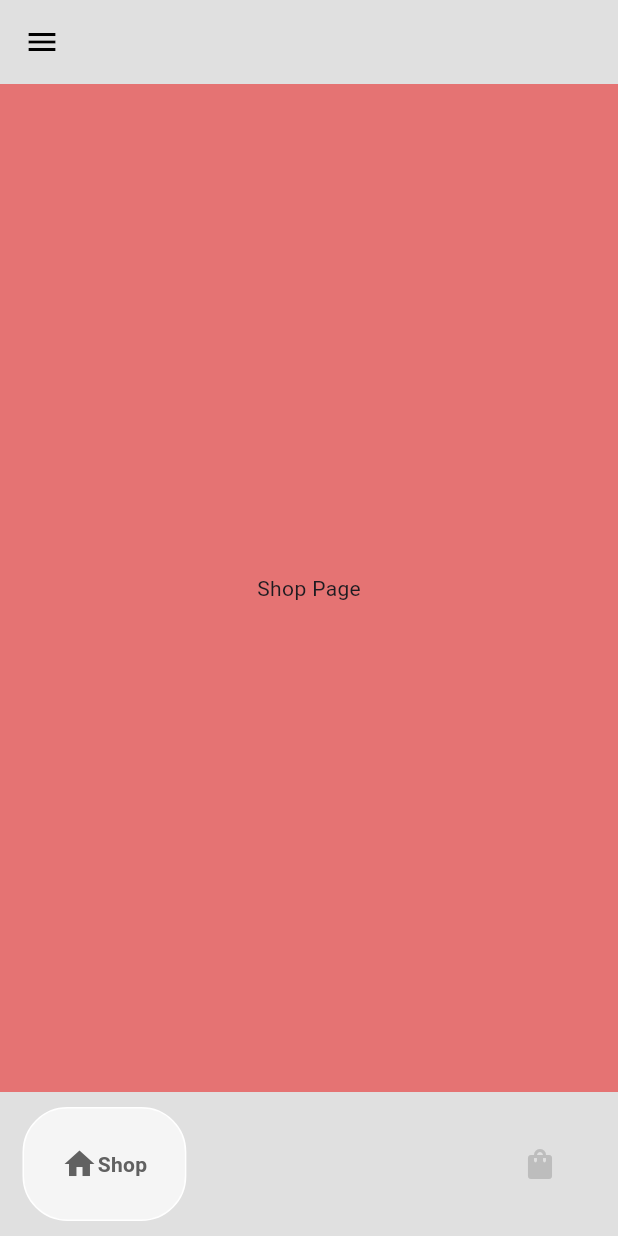
After one commit to ANTOINE1128/Shoes-Commerce, a Flutter app: the screen it shows after launch, after a tap on "Shop Now", on a phone screen of 412 x 824 dp. The commit adds this screen. Run offline on Flutter 3.47's test engine with Material 3 defaults, Android fonts, the phone set to English and light mode, and no system bars; drawn by our look-alikes of google_nav_bar.

Commit message:
Create intro page And the Menu bar

```diff
--- /dev/null
+++ b/lib/components/bottom_nav_bar.dart
@@ -0,0 +1,28 @@
+import 'package:flutter/material.dart';
+import 'package:google_nav_bar/google_nav_bar.dart';
+
+class MyBottomNavBar extends StatelessWidget {
+  final void Function(int) onTabChange;
+
+  MyBottomNavBar({super.key, required this.onTabChange});
+
+  @override
+  Widget build(BuildContext context) {
+    return Padding(
+      padding: const EdgeInsets.symmetric(horizontal: 15.0, vertical: 10.0), // Adjusted padding
+      child: GNav(
+        color: Colors.grey[400],
+        activeColor: Colors.grey.shade700,
+        tabActiveBorder: Border.all(color: Colors.white),
+        tabBackgroundColor: Colors.grey.shade100,
+        mainAxisAlignment: MainAxisAlignment.spaceBetween, // Adjusted alignment
+        tabBorderRadius: 30,
+        onTabChange: (value) => onTabChange(value),
+        tabs: const [
+          GButton(icon: Icons.home, text: 'Shop'),
+          GButton(icon: Icons.shopping_bag_rounded, text: 'Cart'),
+        ],
+      ),
+    );
+  }
+}
--- /dev/null
+++ b/lib/pages/cart_page.dart
@@ -0,0 +1,20 @@
+import 'package:flutter/material.dart';
+
+class CartPage extends StatefulWidget {
+  const CartPage({super.key});
+
+  @override
+  State<CartPage> createState() => _CartPageState();
+}
+
+class _CartPageState extends State<CartPage> {
+  @override
+  Widget build(BuildContext context) {
+    return Scaffold(
+      backgroundColor: Colors.blue[300],
+      body: const Center(
+        child: Text('Cart Page'),
+      ),
+    );
+  }
+}
--- /dev/null
+++ b/lib/pages/home_page.dart
@@ -0,0 +1,129 @@
+import 'package:flutter/material.dart';
+import 'package:shoes_commerce/components/bottom_nav_bar.dart';
+import 'package:shoes_commerce/pages/cart_page.dart';
+import 'package:shoes_commerce/pages/shop_page.dart';
+
+class HomePage extends StatefulWidget {
+  const HomePage({super.key});
+
+  @override
+  State<HomePage> createState() => _HomePageState();
+}
+
+class _HomePageState extends State<HomePage> {
+  // selected index to control the bottom nav bar
+  int _selectedIndex = 0;
+
+  // this method will update the selected index
+  // when the users taps on the bottom bar
+  void navigateBottomBar(int index) {
+    setState(() {
+      _selectedIndex = index;
+    });
+  }
+
+  // pages to navigate between
+  final List<Widget> _pages = [
+    // shop page
+    const ShopPage(),
+    // cart page
+    const CartPage(),
+  ];
+
+  @override
+  Widget build(BuildContext context) {
+    return Scaffold(
+      backgroundColor: Colors.grey[300],
+      bottomNavigationBar: MyBottomNavBar(
+        onTabChange: (index) => navigateBottomBar(index),
+      ),
+      appBar: AppBar(
+        backgroundColor: Colors.transparent,
+        elevation: 0,
+        leading: Builder(builder: (context) {
+          return IconButton(
+            icon: const Icon(
+              Icons.menu,
+              color: Colors.black,
+            ),
+            onPressed: () {
+              Scaffold.of(context).openDrawer();
+            },
+          );
+        }),
+      ),
+      drawer: Drawer(
+        backgroundColor: Colors.grey[800],
+        child: Column(
+          children: [
+            // Logo
+            Container(
+              height: 150,
+              color: Colors.grey[800],
+              child: Image.asset(
+                'lib/images/puma2.png',
+                color: Colors.white,
+              ),
+            ),
+            Padding(
+              padding: const EdgeInsets.all(22.0),
+              child: Divider(
+                color: Colors.grey[800],
+              ),
+            ),
+            // Other items in the drawer
+            Expanded(
+              child: SingleChildScrollView(
+                child: Column(
+                  children: [
+                    const Padding(
+                      padding: EdgeInsets.only(left: 20.0),
+                      child: ListTile(
+                        leading: Icon(
+                          Icons.home,
+                          color: Colors.white,
+                        ),
+                        title: Text(
+                          'Home',
+                          style: TextStyle(color: Colors.white),
+                        ),
+                      ),
+                    ),
+                    const Padding(
+                      padding: EdgeInsets.only(left: 20, bottom: 20),
+                      child: ListTile(
+                        leading: Icon(
+                          Icons.info,
+                          color: Colors.white,
+                        ),
+                        title: Text(
+                          'About',
+                          style: TextStyle(color: Colors.white),
+                        ),
+                      ),
+                    ),
+                  ],
+                ),
+              ),
+            ),
+            // Spacer to push logout to the bottom
+            const Padding(
+              padding: EdgeInsets.only(left: 20.0),
+              child: ListTile(
+                leading: Icon(
+                  Icons.logout,
+                  color: Colors.white,
+                ),
+                title: Text(
+                  'Logout',
+                  style: TextStyle(color: Colors.white),
+                ),
+              ),
+            ),
+          ],
+        ),
+      ),
+      body: _pages[_selectedIndex],
+    );
+  }
+}
--- a/lib/pages/intro_page.dart
+++ b/lib/pages/intro_page.dart
@@ -1,4 +1,5 @@
 import 'package:flutter/material.dart';
+import 'package:shoes_commerce/pages/home_page.dart';
 
 class IntroPage extends StatefulWidget {
   const IntroPage({super.key});
@@ -23,7 +24,7 @@ class _IntroPageState extends State<IntroPage> {
                 padding: const EdgeInsets.all(22.0),
                 child: Image.asset(
                   'lib/images/puma.png',
-                  height: 200,
+
                 ),
               ),
               const SizedBox(
@@ -31,7 +32,7 @@ class _IntroPageState extends State<IntroPage> {
               ),
 
               //Title
-              Text(
+              const Text(
                 'Forever Faster',
                 style: TextStyle(
                   fontWeight: FontWeight.bold,
@@ -42,7 +43,7 @@ class _IntroPageState extends State<IntroPage> {
                 height: 28,
               ),
               // Sub Title
-              Text(
+              const Text(
                 'Brand new sneakers and custom kicks made with premium quality ',
                 style: TextStyle(
                   fontSize: 12,
@@ -57,19 +58,21 @@ class _IntroPageState extends State<IntroPage> {
 
               //Start now button
               GestureDetector(
-                // onTap: () => Navigator.push(context, MaterialPageRoute(builder:
-                // (context) => HomePage(),
-                //  ),
-                // ),
+                onTap: () => Navigator.push(
+                  context,
+                  MaterialPageRoute(
+                    builder: (context) => HomePage(),
+                  ),
+                ),
                 child: Container(
                   decoration: BoxDecoration(
                     color: Colors.grey[900],
                     borderRadius: BorderRadius.circular(12),
                   ),
-                  child: Padding(
-                    padding: const EdgeInsets.all(22.0),
+                  child: const Padding(
+                    padding: EdgeInsets.all(22.0),
                     child: Center(
-                        child: const Text(
+                        child: Text(
                       'Shop Now',
                       style: TextStyle(
                         color: Colors.white,
--- /dev/null
+++ b/lib/pages/shop_page.dart
@@ -0,0 +1,20 @@
+import 'package:flutter/material.dart';
+
+class ShopPage extends StatefulWidget {
+  const ShopPage({super.key});
+
+  @override
+  State<ShopPage> createState() => _ShopPageState();
+}
+
+class _ShopPageState extends State<ShopPage> {
+  @override
+  Widget build(BuildContext context) {
+    return Scaffold(
+      backgroundColor: Colors.red[300],
+      body: const Center(
+        child: Text('Shop Page'),
+      ),
+    );
+  }
+}
--- a/pubspec.yaml
+++ b/pubspec.yaml
@@ -35,6 +35,7 @@ dependencies:
   # The following adds the Cupertino Icons font to your application.
   # Use with the CupertinoIcons class for iOS style icons.
   cupertino_icons: ^1.0.6
+  google_nav_bar: ^5.0.6
 
 dev_dependencies:
   flutter_test:
```
Also changed, not shown: lib/images/puma2.png (added), pubspec.lock.
